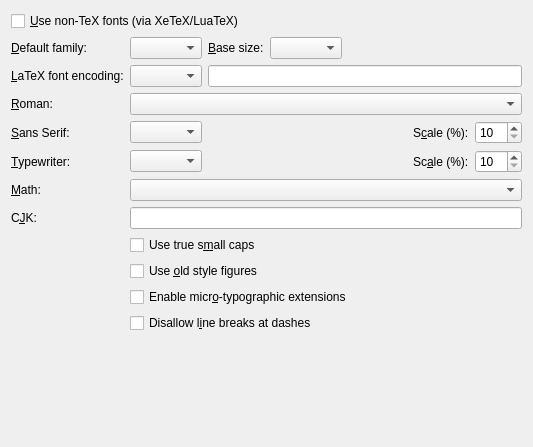
The window that src/frontends/qt4/ui/FontUi.ui (cburschka/lyx) describes before a commit, drawn with Qt 5.
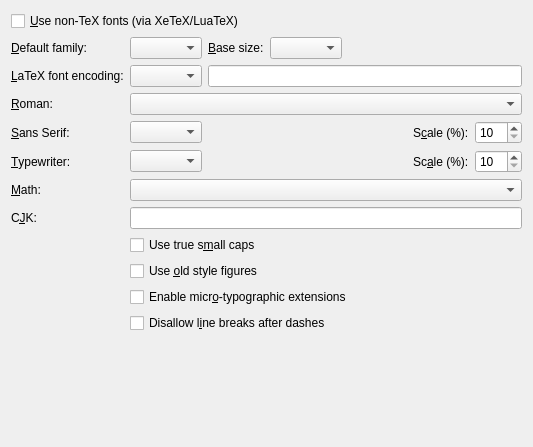
The same window after the commit.

Commit message:
Amend d56a5447f306
LaTeX only breaks after dashes (even though unicode suggests optional
line breaks also before em dashes).

```diff
--- a/src/frontends/qt4/ui/FontUi.ui
+++ b/src/frontends/qt4/ui/FontUi.ui
@@ -300,7 +300,7 @@
       <string>By default, a line break can occur after en- and em-dashes and before em-dashes. Checking this box prevents that.</string>
      </property>
      <property name="text">
-      <string>Disallow l&amp;ine breaks at dashes</string>
+      <string>Disallow l&amp;ine breaks after dashes</string>
      </property>
     </widget>
    </item>
```
Left out of the diff: 2 changed lines with no effect on the pictures.
